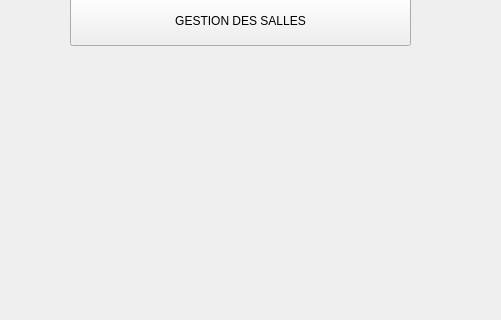
Old version of the form Documents/projectgds/mainwindow.ui in the repository MOOTEZSLIM/Coworking-space; both pictures show x 0 to 501 and y 85 to 405 of the 1060 by 600 pixel window.
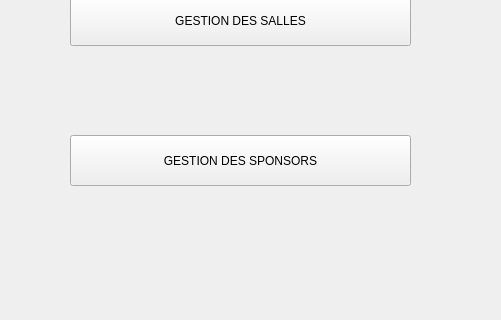
New version of the form.

```diff
--- a/Documents/projectgds/mainwindow.ui
+++ b/Documents/projectgds/mainwindow.ui
@@ -40,6 +40,19 @@
      <string>GESTION DES RECLAMATIONS</string>
     </property>
    </widget>
+   <widget class="QPushButton" name="pushButton_3">
+    <property name="geometry">
+     <rect>
+      <x>70</x>
+      <y>220</y>
+      <width>341</width>
+      <height>51</height>
+     </rect>
+    </property>
+    <property name="text">
+     <string>GESTION DES SPONSORS</string>
+    </property>
+   </widget>
   </widget>
   <widget class="QMenuBar" name="menubar">
    <property name="geometry">
```
